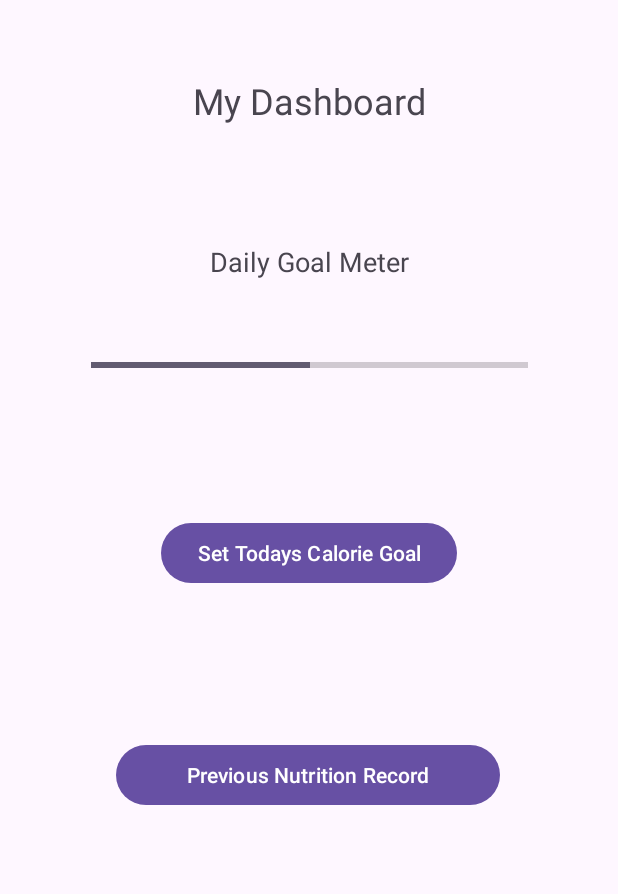
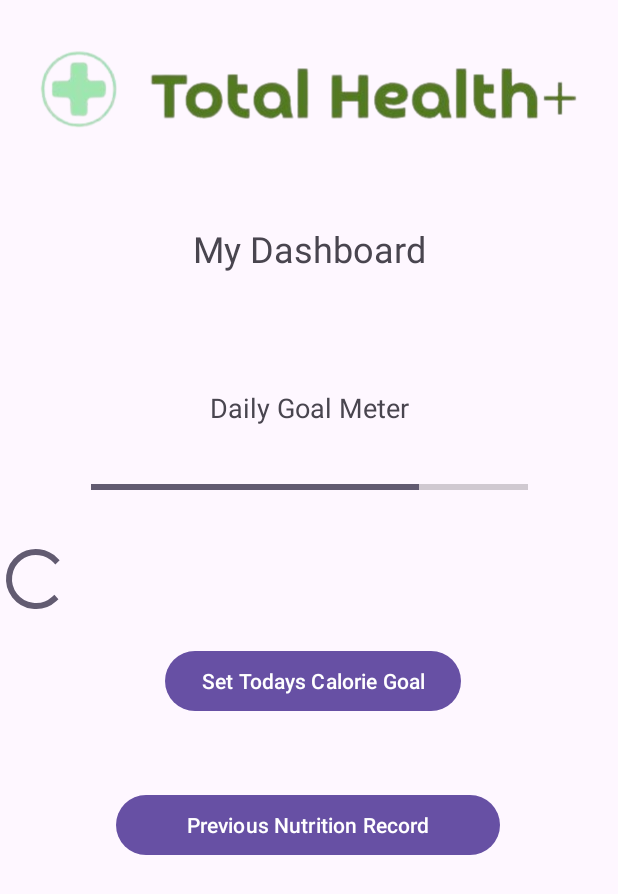
Before and after one commit to Maxwell12345678910/TotalHealth-PLUS, an Android app: the fragment MainDashboard shown on its own in the app's theme, on a phone screen of 412 x 824 dp. Shown: the top 894 px of the screen. Run offline under Robolectric (Android 15) with nearby library versions, the phone set to English and light mode, and no system bars.

Commit message:
added logo

```diff
--- a/app/src/main/java/com/gamecodeschool/totalhealthplus/MainDashboard.java
+++ b/app/src/main/java/com/gamecodeschool/totalhealthplus/MainDashboard.java
@@ -18,6 +18,7 @@ import android.widget.ProgressBar;
 public class MainDashboard extends Fragment {
 
     ProgressBar progressBar;
+    ProgressBar progressBar2;
     Button buttonDialog;
     @Override
     public void onCreate(Bundle savedInstanceState) {
@@ -33,7 +34,8 @@ public class MainDashboard extends Fragment {
 
         //set up the progressbar
         progressBar = view.findViewById(R.id.progBar);
-        updateProgress(50);
+        progressBar2 = view.findViewById(R.id.progBar2);
+        updateProgress(75);
 
         //set up the button goalSetButton
         buttonDialog = view.findViewById(R.id.goalSetButton);
@@ -52,6 +54,7 @@ public class MainDashboard extends Fragment {
     public void updateProgress(int progress) {
         if (progressBar != null) {
             progressBar.setProgress(progress);
+            progressBar2.setProgress(progress);
         }
     }
 
--- a/app/src/main/res/layout/main_dashboard.xml
+++ b/app/src/main/res/layout/main_dashboard.xml
@@ -10,7 +10,7 @@
         android:id="@+id/button3"
         android:layout_width="wrap_content"
         android:layout_height="wrap_content"
-        android:layout_marginTop="100dp"
+        android:layout_marginTop="48dp"
         android:width="256dp"
         android:onClick="PreGoals"
         android:text="Previous Nutrition Record"
@@ -24,7 +24,7 @@
         style="?android:attr/progressBarStyleHorizontal"
         android:layout_width="291dp"
         android:layout_height="50dp"
-        android:layout_marginTop="32dp"
+        android:layout_marginTop="16dp"
         app:layout_constraintEnd_toEndOf="parent"
         app:layout_constraintStart_toStartOf="parent"
         app:layout_constraintTop_toBottomOf="@+id/textView10" />
@@ -33,7 +33,7 @@
         android:id="@+id/textView10"
         android:layout_width="wrap_content"
         android:layout_height="wrap_content"
-        android:layout_marginTop="64dp"
+        android:layout_marginTop="68dp"
         android:text="Daily Goal Meter"
         android:textSize="18dp"
         app:layout_constraintEnd_toEndOf="parent"
@@ -44,22 +44,42 @@
         android:id="@+id/goalSetButton"
         android:layout_width="wrap_content"
         android:layout_height="wrap_content"
-        android:layout_marginTop="76dp"
+        android:layout_marginTop="20dp"
         android:text="Set Todays Calorie Goal"
         app:layout_constraintEnd_toEndOf="parent"
+        app:layout_constraintHorizontal_bias="0.511"
         app:layout_constraintStart_toStartOf="parent"
-        app:layout_constraintTop_toBottomOf="@+id/progBar" />
+        app:layout_constraintTop_toBottomOf="@+id/progBar2" />
 
     <TextView
         android:id="@+id/textView12"
-        android:layout_width="214dp"
-        android:layout_height="62dp"
-        android:layout_marginTop="36dp"
+        android:layout_width="195dp"
+        android:layout_height="51dp"
+        android:layout_marginTop="40dp"
         android:gravity="center"
         android:text="My Dashboard"
         android:textSize="24sp"
         app:layout_constraintEnd_toEndOf="parent"
         app:layout_constraintStart_toStartOf="parent"
-        app:layout_constraintTop_toTopOf="parent" />
+        app:layout_constraintTop_toBottomOf="@+id/imageView4" />
+
+    <ProgressBar
+        android:id="@+id/progBar2"
+        style="?android:attr/progressBarStyle"
+        android:layout_width="wrap_content"
+        android:layout_height="wrap_content"
+        android:layout_marginTop="12dp"
+        app:layout_constraintTop_toBottomOf="@+id/progBar"
+        tools:layout_editor_absoluteX="181dp" />
+
+    <ImageView
+        android:id="@+id/imageView4"
+        android:layout_width="364dp"
+        android:layout_height="76dp"
+        android:layout_marginTop="24dp"
+        app:layout_constraintEnd_toEndOf="parent"
+        app:layout_constraintStart_toStartOf="parent"
+        app:layout_constraintTop_toTopOf="parent"
+        app:srcCompat="@drawable/thp_logo_main" />
 
 </androidx.constraintlayout.widget.ConstraintLayout>
```
Also changed, not shown: app/src/main/res/drawable/thp_logo_main.png (added).
